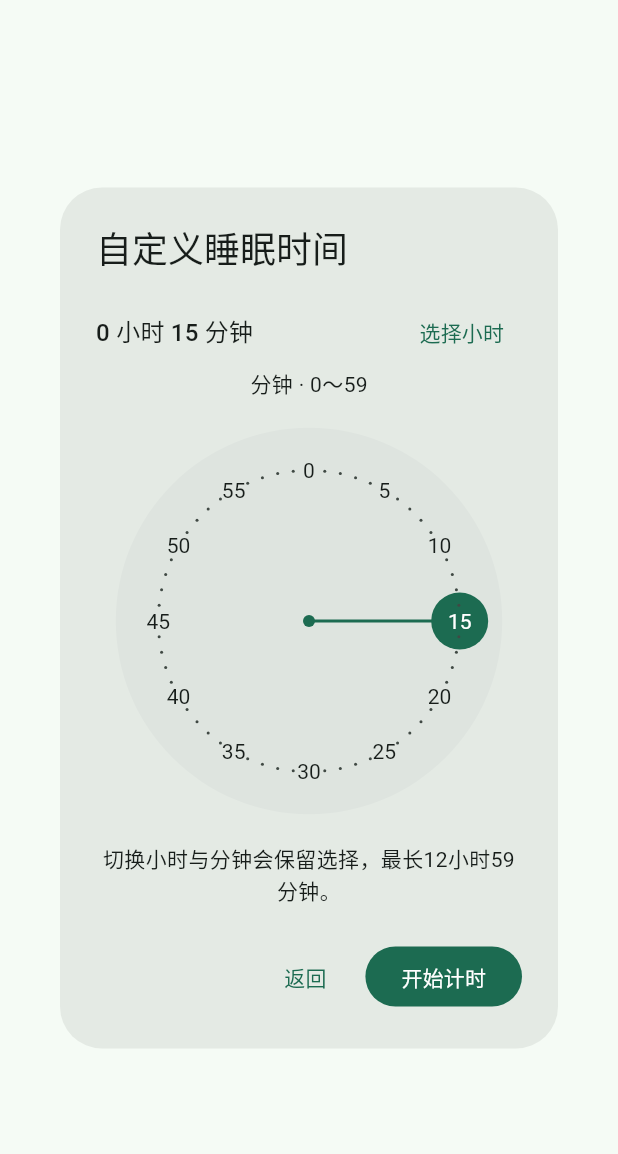
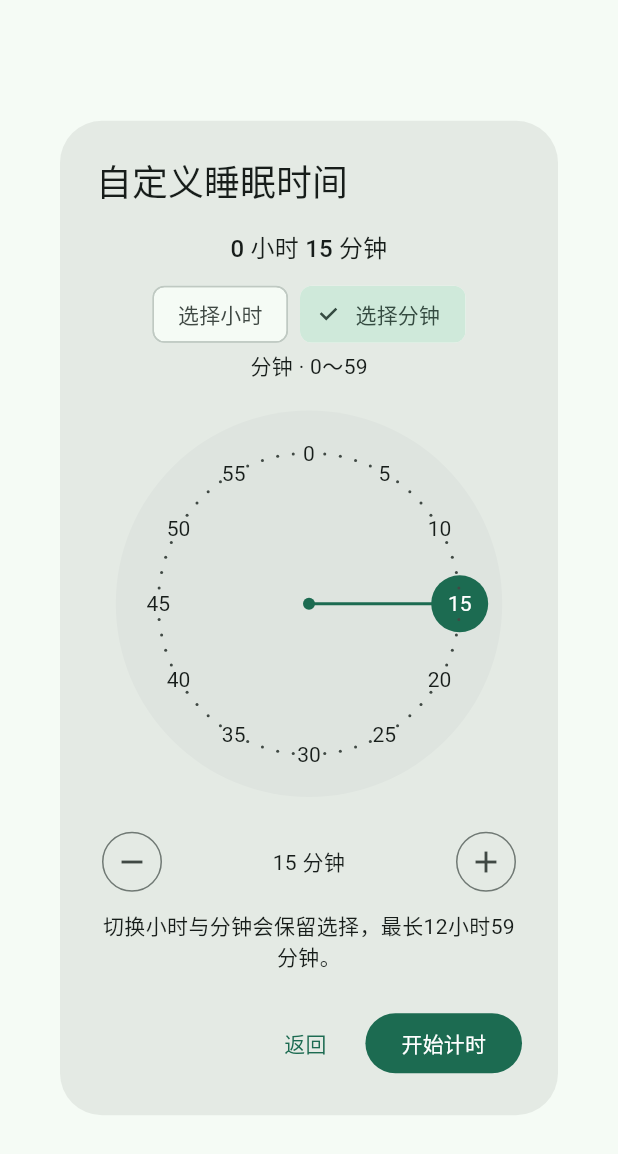
Before and after one commit to deadpoolMIX/tag-music, a Flutter app: the _SleepDialDialog widget shown alone on an empty page, opened directly, on a phone screen of 412 x 824 dp. Shown: the top 1154 px of the screen. Run offline on Flutter 3.47's test engine with Material 3 defaults, Android fonts, the phone set to English and light mode, and no system bars; our stand-ins replace audio_service, drift, drift_flutter, flutter_riverpod, package_info_plus and 1 more; missing offline and left inert: audio_metadata_reader, audio_session, dart:ffi, file_selector, media_kit; accounts and stored records are empty; generated files the repository leaves out were written again; Roboto replaces fonts that are missing (Microsoft YaHei).

Commit message:
feat: refine R6 lyrics keyboard interaction and sleep time controls

```diff
--- a/lib/playback/sleep_timer_sheet.dart
+++ b/lib/playback/sleep_timer_sheet.dart
@@ -111,10 +111,19 @@ class _SleepDialDialog extends StatefulWidget {
 }
 
 class _SleepDialDialogState extends State<_SleepDialDialog> {
+  final _dialFocus = FocusNode(debugLabel: 'sleep-time-dial');
   int _hours = 0, _minutes = 15;
-  bool _hourDial = false;
+  bool _hourDial = false, _showFocus = false;
   int get _count => _hourDial ? 13 : 60;
   int get _value => _hourDial ? _hours : _minutes;
+  String get _unit => _hourDial ? '小时' : '分钟';
+
+  @override
+  void dispose() {
+    _dialFocus.dispose();
+    super.dispose();
+  }
+
   void _set(int value) => setState(() {
     if (_hourDial) {
       _hours = value.clamp(0, 12);
@@ -139,17 +148,26 @@ class _SleepDialDialogState extends State<_SleepDialDialog> {
         child: Column(
           mainAxisSize: MainAxisSize.min,
           children: [
-            Row(
-              children: [
-                Expanded(
-                  child: Text(
+            Text(
               '$_hours 小时 $_minutes 分钟',
+              textAlign: TextAlign.center,
               style: Theme.of(context).textTheme.titleMedium,
             ),
+            const SizedBox(height: 8),
+            Wrap(
+              alignment: WrapAlignment.center,
+              spacing: 8,
+              runSpacing: 4,
+              children: [
+                ChoiceChip(
+                  label: const Text('选择小时'),
+                  selected: _hourDial,
+                  onSelected: (_) => setState(() => _hourDial = true),
                 ),
-                TextButton(
-                  onPressed: () => setState(() => _hourDial = !_hourDial),
-                  child: Text(_hourDial ? '选择分钟' : '选择小时'),
+                ChoiceChip(
+                  label: const Text('选择分钟'),
+                  selected: !_hourDial,
+                  onSelected: (_) => setState(() => _hourDial = false),
                 ),
               ],
             ),
@@ -160,11 +178,15 @@ class _SleepDialDialogState extends State<_SleepDialDialog> {
                 final side = math.min(280.0, constraints.maxWidth);
                 return Semantics(
                   label: _hourDial ? '小时圆盘' : '分钟圆盘',
-                  value: '$_value',
-                  increasedValue: '${(_value + 1).clamp(0, _count - 1)}',
-                  decreasedValue: '${(_value - 1).clamp(0, _count - 1)}',
-                  onIncrease: () => _set(_value + 1),
-                  onDecrease: () => _set(_value - 1),
+                  value: '$_value $_unit',
+                  increasedValue: _value < _count - 1
+                      ? '${_value + 1} $_unit'
+                      : null,
+                  decreasedValue: _value > 0 ? '${_value - 1} $_unit' : null,
+                  onIncrease: _value < _count - 1
+                      ? () => _set(_value + 1)
+                      : null,
+                  onDecrease: _value > 0 ? () => _set(_value - 1) : null,
                   child: CallbackShortcuts(
                     bindings: {
                       const SingleActivator(LogicalKeyboardKey.arrowUp): () =>
@@ -177,16 +199,38 @@ class _SleepDialDialogState extends State<_SleepDialDialog> {
                           _set(_value - 1),
                       const SingleActivator(LogicalKeyboardKey.arrowLeft): () =>
                           _set(_value - 1),
+                      const SingleActivator(LogicalKeyboardKey.home): () =>
+                          _set(0),
+                      const SingleActivator(LogicalKeyboardKey.end): () =>
+                          _set(_count - 1),
                     },
-                    child: Focus(
+                    child: FocusableActionDetector(
                       autofocus: true,
+                      focusNode: _dialFocus,
+                      onShowFocusHighlight: (value) =>
+                          setState(() => _showFocus = value),
                       child: GestureDetector(
                         behavior: HitTestBehavior.opaque,
-                        onTapDown: (event) => _point(event.localPosition, side),
-                        onPanStart: (event) =>
-                            _point(event.localPosition, side),
+                        onTapDown: (event) {
+                          _dialFocus.requestFocus();
+                          _point(event.localPosition, side);
+                        },
+                        onPanStart: (event) {
+                          _dialFocus.requestFocus();
+                          _point(event.localPosition, side);
+                        },
                         onPanUpdate: (event) =>
                             _point(event.localPosition, side),
+                        child: DecoratedBox(
+                          decoration: BoxDecoration(
+                            shape: BoxShape.circle,
+                            border: Border.all(
+                              width: 2,
+                              color: _showFocus
+                                  ? Theme.of(context).colorScheme.primary
+                                  : Colors.transparent,
+                            ),
+                          ),
                           child: CustomPaint(
                             size: Size.square(side),
                             painter: _SleepDialPainter(
@@ -199,8 +243,29 @@ class _SleepDialDialogState extends State<_SleepDialDialog> {
                         ),
                       ),
                     ),
+                  ),
                 );
               },
+            ),
+            const SizedBox(height: 8),
+            Row(
+              children: [
+                IconButton.outlined(
+                  tooltip: '减少1$_unit',
+                  onPressed: _value == 0 ? null : () => _set(_value - 1),
+                  icon: const Icon(Icons.remove),
+                ),
+                Expanded(
+                  child: Text('$_value $_unit', textAlign: TextAlign.center),
+                ),
+                IconButton.outlined(
+                  tooltip: '增加1$_unit',
+                  onPressed: _value == _count - 1
+                      ? null
+                      : () => _set(_value + 1),
+                  icon: const Icon(Icons.add),
+                ),
+              ],
             ),
             const SizedBox(height: 8),
             const Text('切换小时与分钟会保留选择，最长12小时59分钟。', textAlign: TextAlign.center),
```
Also changed, not shown: lib/playback/full_player.dart (+82 -7 lines). Lines whose indentation alone changed are shown as unchanged.
